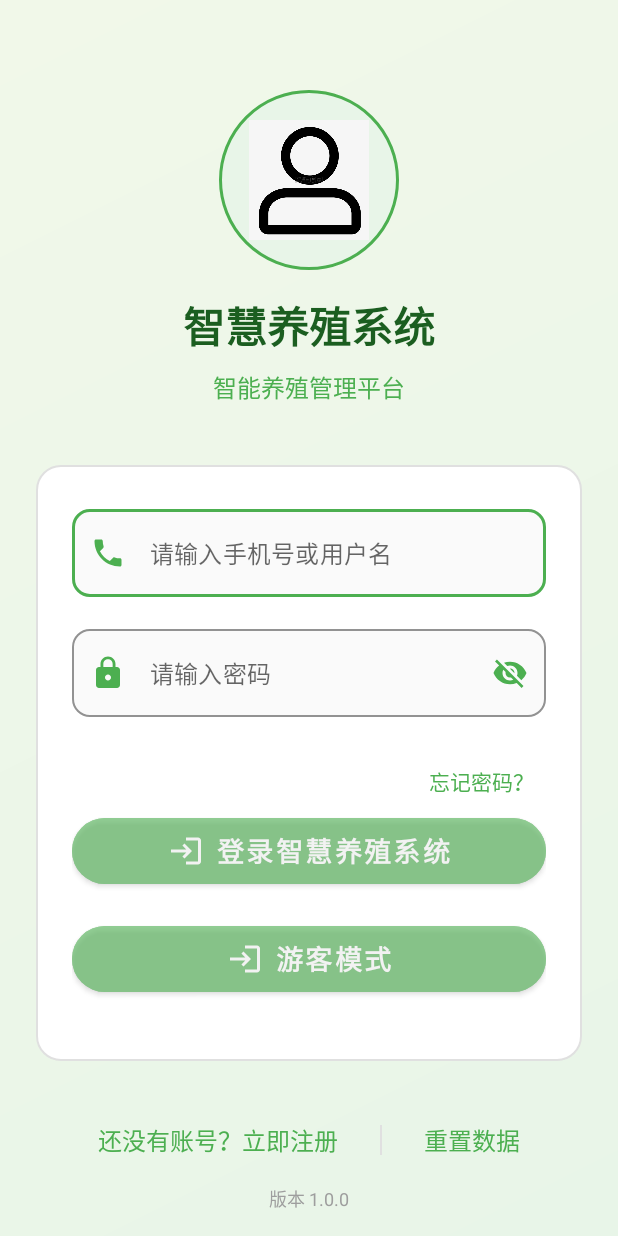
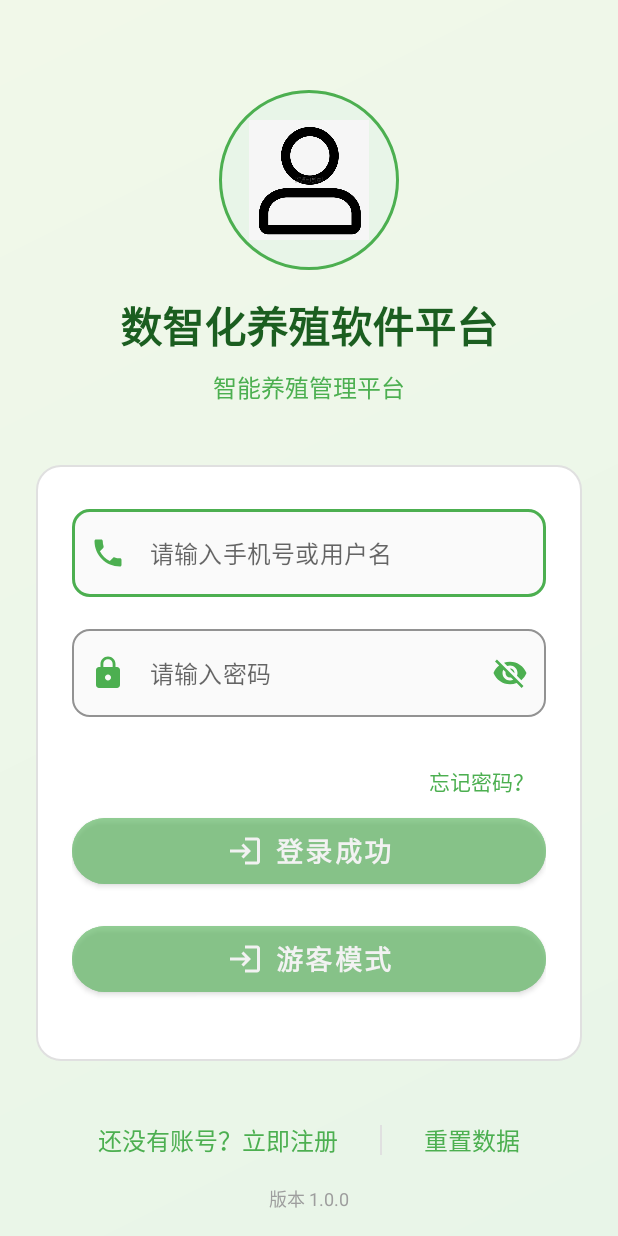
Before and after one commit to kaijiewang-1/modelfarm, an Android app built with Jetpack Compose: the screen it shows after launch (login), after a tap on "游客模式", on a phone screen of 412 x 824 dp. Run offline under Robolectric (Android 15) with nearby library versions, the light colour scheme and no system bars; network calls fail; 2 other taps on this screen came first.

Commit message:
修改了一些文本

```diff
--- a/app/src/main/java/com/example/modelfarm/DashboardActivity.java
+++ b/app/src/main/java/com/example/modelfarm/DashboardActivity.java
@@ -164,7 +164,7 @@ public class DashboardActivity extends AppCompatActivity {
     }
 
     private void showWelcomeGuide() {
-        Toast.makeText(this, "欢迎使用智慧养殖系统！点击各功能模块开始使用", Toast.LENGTH_LONG).show();
+        Toast.makeText(this, "欢迎使用数智化养殖软件平台！点击各功能模块开始使用", Toast.LENGTH_LONG).show();
     }
 
     private void setupClickListeners() {
@@ -275,7 +275,7 @@ public class DashboardActivity extends AppCompatActivity {
     private void updateRealTimeData() {
         tvTemperature.setText("5°C");
         tvHumidity.setText("68%");
-        tvWelcome.setText("欢迎使用智慧养殖系统");
+        tvWelcome.setText("欢迎使用数智化养殖软件平台");
         enterpriseApi.getEnterpriseStats().enqueue(new Callback<ApiResponse<EnterpriseStats>>() {
             @Override
             public void onResponse(Call<ApiResponse<EnterpriseStats>> call, Response<ApiResponse<EnterpriseStats>> response) {
--- a/app/src/main/java/com/example/modelfarm/utils/LoginIntegrationHelper.java
+++ b/app/src/main/java/com/example/modelfarm/utils/LoginIntegrationHelper.java
@@ -46,7 +46,7 @@ public class LoginIntegrationHelper {
             public void onSuccess(LoginResponse loginResponse) {
                 // 保存登录信息
                 authManager.saveLoginInfo(loginResponse);
-                callback.onSuccess("登录成功，欢迎使用智慧养殖系统");
+                callback.onSuccess("登录成功，欢迎使用数智化养殖软件平台");
             }
 
             @Override
--- a/app/src/main/java/com/example/modelfarm/utils/SimpleLoginHelper.java
+++ b/app/src/main/java/com/example/modelfarm/utils/SimpleLoginHelper.java
@@ -47,7 +47,7 @@ public class SimpleLoginHelper {
                 if (validateLogin(phone, password)) {
                     // 保存登录状态
                     saveLoginState(phone);
-                    callback.onSuccess("登录成功，欢迎使用智慧养殖系统");
+                    callback.onSuccess("登录成功，欢迎使用数智化养殖软件平台");
                 } else {
                     callback.onError("用户名或密码错误，请重试");
                 }
--- a/app/src/main/java/logins/login.java
+++ b/app/src/main/java/logins/login.java
@@ -137,7 +137,7 @@ public class login extends AppCompatActivity {
         etPassword.setHint("请输入密码");
 
         // 设置登录按钮文本
-        btnLogin.setText("登录智慧养殖系统");
+        btnLogin.setText("登录");
 
         // 设置欢迎文本
         // tvWelcome.setText("欢迎使用智慧养殖系统"); // 暂时注释掉
@@ -209,7 +209,7 @@ public class login extends AppCompatActivity {
                         runOnUiThread(() -> {
                             showLoadingState(false);
                             if (response.isSuccessful() && response.body() != null && response.body().getCode() == 200) {
-                                showSuccessMessage("登录成功，欢迎使用智慧养殖系统");
+                                showSuccessMessage("登录成功，欢迎使用数智化养殖软件平台");
                                 // 保存 token、userId 信息
                                 LoginResponse loginData = response.body().getData();
                                 if (loginData != null) {
@@ -325,7 +325,7 @@ public class login extends AppCompatActivity {
                 runOnUiThread(() -> {
                     showLoadingState(false);
                     if (response.isSuccessful() && response.body() != null && response.body().getCode() == 200) {
-                        showSuccessMessage("登录成功，欢迎使用智慧养殖系统");
+                        showSuccessMessage("登录成功，欢迎使用数智化养殖软件平台");
                         // 保存 token、userId 信息
                         LoginResponse loginData = response.body().getData();
                         if (loginData != null) {
@@ -440,7 +440,7 @@ public class login extends AppCompatActivity {
             progressBar.setVisibility(show ? View.VISIBLE : View.GONE);
         }
         btnLogin.setEnabled(!show);
-        btnLogin.setText(show ? "登录中..." : "登录智慧养殖系统");
+        btnLogin.setText(show ? "登录中..." : "登录成功");
     }
 
     /**
--- a/app/src/main/res/layout/activity_dashboard.xml
+++ b/app/src/main/res/layout/activity_dashboard.xml
@@ -54,7 +54,7 @@
                         android:layout_width="wrap_content"
                         android:layout_height="wrap_content"
                         android:layout_marginTop="4dp"
-                        android:text="欢迎使用智慧养殖系统"
+                        android:text="欢迎使用数智化养殖软件平台"
                         android:textColor="@android:color/white"
                         android:textSize="14sp" />
 
--- a/app/src/main/res/layout/activity_login.xml
+++ b/app/src/main/res/layout/activity_login.xml
@@ -35,7 +35,7 @@
             android:id="@+id/tvTitle"
             android:layout_width="wrap_content"
             android:layout_height="wrap_content"
-            android:text="智慧养殖系统"
+            android:text="数智化养殖软件平台"
             android:textSize="28sp"
             android:textStyle="bold"
             android:textColor="#1B5E20"
@@ -132,7 +132,7 @@
             style="@style/Widget.MaterialComponents.Button"
             android:layout_width="match_parent"
             android:layout_height="56dp"
-            android:text="登录智慧养殖系统"
+            android:text="登录"
             android:textSize="18sp"
             android:textStyle="bold"
             android:backgroundTint="#4CAF50"
```
